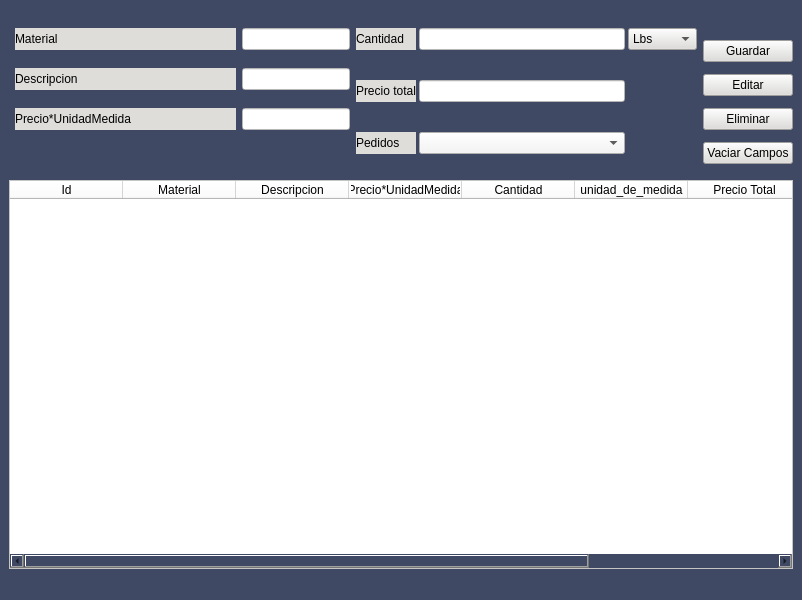
Above: Proyecto/Interfaces/Ui/materiales.ui from EdCenten0/MAPA-Python before the change. Below: the same form after it.
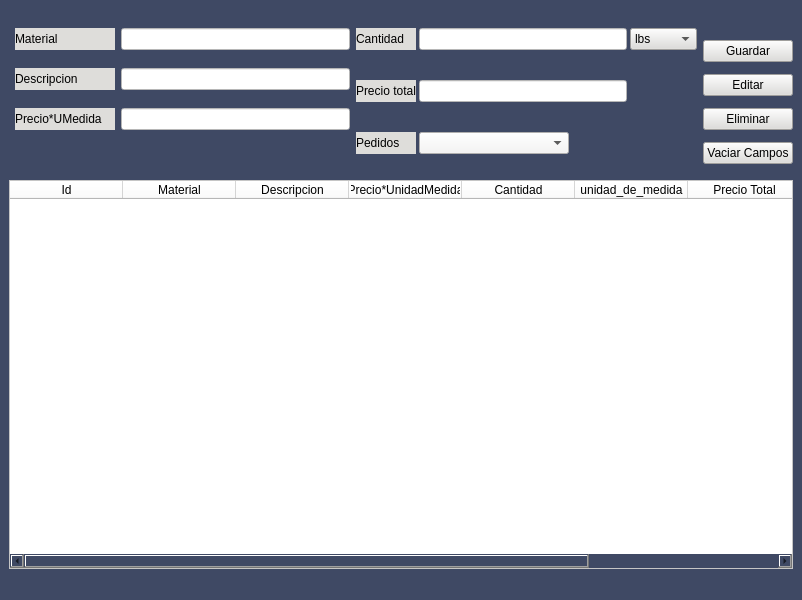
That is the form after the change.

Commit message: Funciona el obtenerDatos de Materiales

The edit to the form file:
```diff
--- a/Proyecto/Interfaces/Ui/materiales.ui
+++ b/Proyecto/Interfaces/Ui/materiales.ui
@@ -76,37 +76,37 @@
         </property>
         <item>
          <property name="text">
-          <string>Lbs</string>
+          <string>lbs</string>
          </property>
         </item>
         <item>
          <property name="text">
-          <string>Lts</string>
+          <string>ltrs</string>
          </property>
         </item>
         <item>
          <property name="text">
-          <string>Mts</string>
+          <string>mts</string>
          </property>
         </item>
         <item>
          <property name="text">
-          <string>Inches</string>
+          <string>pulg</string>
          </property>
         </item>
         <item>
          <property name="text">
-          <string>Galon</string>
+          <string>galon</string>
          </property>
         </item>
         <item>
          <property name="text">
-          <string>Unidad</string>
+          <string>unidad</string>
          </property>
         </item>
         <item>
          <property name="text">
-          <string>Simple</string>
+          <string>simpl</string>
          </property>
         </item>
        </widget>
@@ -147,9 +147,18 @@
       </item>
       <item row="2" column="1">
        <widget class="QComboBox" name="cbPedidos">
+        <property name="maximumSize">
+         <size>
+          <width>150</width>
+          <height>16777215</height>
+         </size>
+        </property>
         <property name="styleSheet">
          <string notr="true">background-color: rgb(246, 245, 244);</string>
         </property>
+        <property name="currentIndex">
+         <number>-1</number>
+        </property>
         <property name="maxVisibleItems">
          <number>25</number>
         </property>
@@ -250,16 +259,28 @@
       </item>
       <item row="2" column="0">
        <widget class="QLabel" name="label_3">
+        <property name="maximumSize">
+         <size>
+          <width>150</width>
+          <height>16777215</height>
+         </size>
+        </property>
         <property name="styleSheet">
          <string notr="true">background-color: rgb(222, 221, 218);</string>
         </property>
         <property name="text">
-         <string>Precio*UnidadMedida</string>
+         <string>Precio*UMedida</string>
         </property>
        </widget>
       </item>
       <item row="1" column="0">
        <widget class="QLabel" name="label_2">
+        <property name="maximumSize">
+         <size>
+          <width>100</width>
+          <height>16777215</height>
+         </size>
+        </property>
         <property name="styleSheet">
          <string notr="true">background-color: rgb(222, 221, 218);</string>
         </property>
@@ -270,6 +291,12 @@
       </item>
       <item row="0" column="0">
        <widget class="QLabel" name="label">
+        <property name="maximumSize">
+         <size>
+          <width>100</width>
+          <height>16777215</height>
+         </size>
+        </property>
         <property name="styleSheet">
          <string notr="true">background-color: rgb(222, 221, 218);</string>
         </property>
```
The commit also changes 4 other files.
